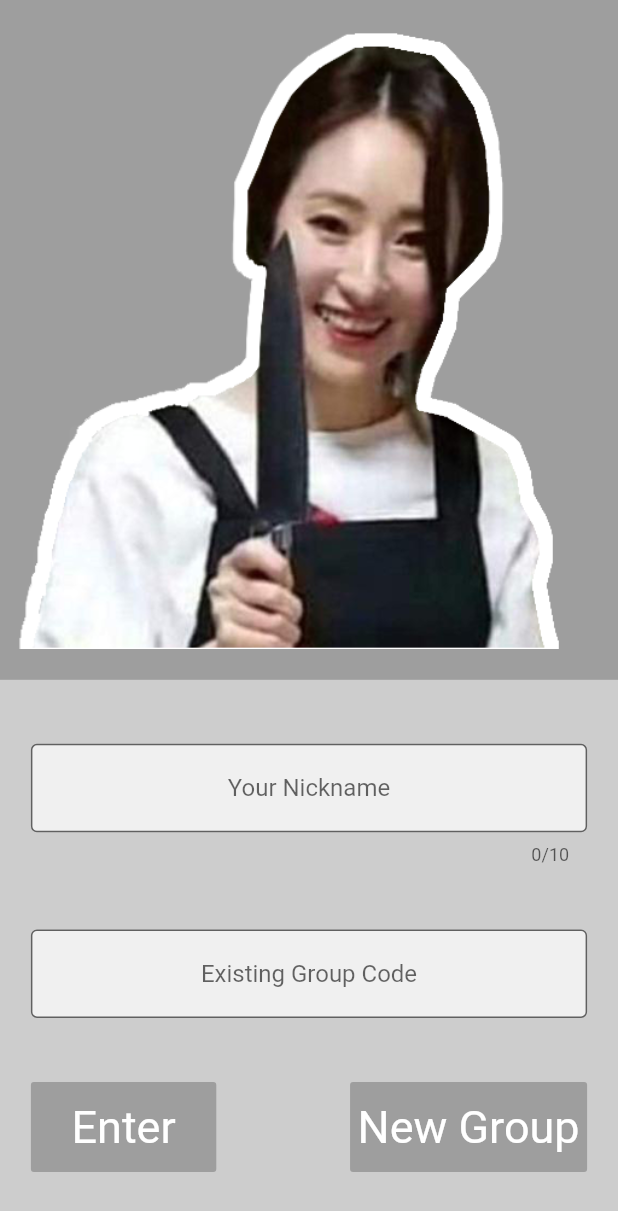
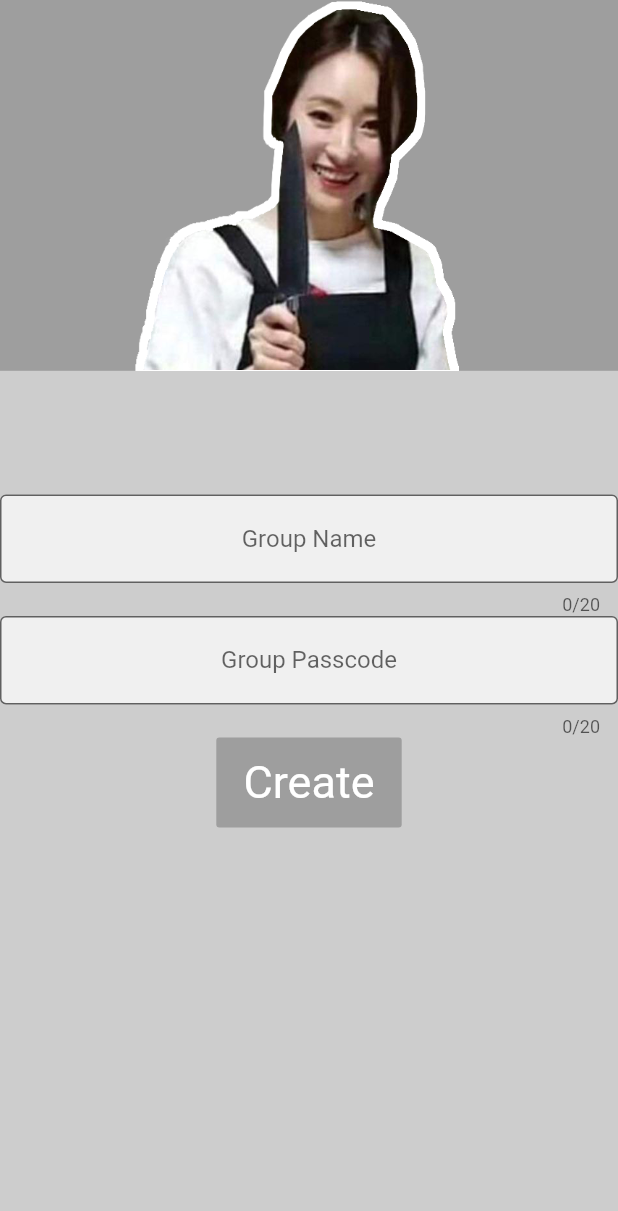
Before and after one commit to RonitPr/WhatAboutTheTrash, a Flutter app: the NoGroupScreen screen opened by its route, after a tap on "New Group", on a phone screen of 412 x 824 dp. Shown: the top 1211 px of the screen. Run offline on Flutter 3.47's test engine with Material 2 defaults, Android fonts, the phone set to English and light mode, and no system bars.

Commit message:
feat(client): creategroup screen fixed the nogroup screen to be scrollable removed calender library

```diff
--- /dev/null
+++ b/lib/Screens/CreateGroupScreen.dart
@@ -0,0 +1,96 @@
+import 'package:flutter/material.dart';
+import 'package:mehz/Styles/styles.dart';
+
+class CreateGroupScreen extends StatefulWidget {
+  const CreateGroupScreen({Key? key}) : super(key: key);
+
+  @override
+  _CreateGroupScreenState createState() => _CreateGroupScreenState();
+}
+
+class _CreateGroupScreenState extends State<CreateGroupScreen> {
+  static final _formKey = GlobalKey<FormState>();
+  final nameController = TextEditingController();
+  final passcodeController = TextEditingController();
+
+  @override
+  void dispose() {
+    nameController.dispose();
+    passcodeController.dispose();
+    super.dispose();
+  }
+
+  @override
+  Widget build(BuildContext context) {
+    return Scaffold(
+      body: Center(
+        child: SingleChildScrollView(
+          reverse: true,
+          child: Column(
+            children: [
+              Container(
+                height: MediaQuery.of(context).size.height * 0.3,
+                width: MediaQuery.of(context).size.width,
+                color: Colors.grey[500],
+                child: Image.asset('lib/Assets/suaknife.png'),
+              ),
+              Container(
+                height: MediaQuery.of(context).size.height * 0.1,
+                width: MediaQuery.of(context).size.width,
+              ),
+              Container(
+                height: MediaQuery.of(context).size.height * 0.6,
+                width: MediaQuery.of(context).size.width,
+                child: Form(
+                  key: _formKey,
+                  child: Column(
+                    mainAxisAlignment: MainAxisAlignment.start,
+                    children: [
+                      TextFormField(
+                        controller: nameController,
+                        maxLength: 20,
+                        maxLines: 1,
+                        textAlign: TextAlign.center,
+                        decoration: InputDecoration(
+                          border: OutlineInputBorder(),
+                          fillColor: Colors.white70,
+                          filled: true,
+                          hintText: 'Group Name',
+                          errorStyle: TextStyle(fontSize: 15),
+                        ),
+                      ),
+                      TextFormField(
+                        controller: nameController,
+                        maxLength: 20,
+                        maxLines: 1,
+                        textAlign: TextAlign.center,
+                        decoration: InputDecoration(
+                          border: OutlineInputBorder(),
+                          fillColor: Colors.white70,
+                          filled: true,
+                          hintText: 'Group Passcode',
+                          errorStyle: TextStyle(fontSize: 15),
+                        ),
+                      ),
+                      TextButton(
+                        onPressed: () {},
+                        child: Text("Create"),
+                        style: getFlatButtonStyle(
+                          bgColor: Colors.grey,
+                          textColor: Colors.white,
+                          width: MediaQuery.of(context).size.width * 0.3,
+                          height: 60,
+                          textSize: 30,
+                        ),
+                      ),
+                    ],
+                  ),
+                ),
+              ),
+            ],
+          ),
+        ),
+      ),
+    );
+  }
+}
--- a/lib/Screens/NoGroupScreen.dart
+++ b/lib/Screens/NoGroupScreen.dart
@@ -112,7 +112,9 @@ class _NoGroupScreenState extends State<NoGroupScreen> {
                         ),
                         Spacer(),
                         TextButton(
-                          onPressed: () {},
+                          onPressed: () {
+                            Navigator.pushNamed(context, '/createGroupScreen');
+                          },
                           child: Text("New Group"),
                           style: getFlatButtonStyle(
                             bgColor: Colors.grey,
--- a/lib/main.dart
+++ b/lib/main.dart
@@ -1,4 +1,5 @@
 import 'package:flutter/material.dart';
+import 'Screens/CreateGroupScreen.dart';
 import 'Screens/NoGroupScreen.dart';
 import 'package:mehz/Screens/MainScreen.dart';
 import 'package:mehz/Screens/ReportScreen.dart';
@@ -17,7 +18,7 @@ class MehzApp extends StatelessWidget {
         '/noGroupScreen': (context) => const NoGroupScreen(),
         // '/settingsScreen': (context) => const SettingsScreen(),
         '/reportScreen': (context) => const ReportScreen(),
-        // '/createGroupScreen' : (context) => const CreateGroupScreen(),
+        '/createGroupScreen': (context) => const CreateGroupScreen(),
       },
       theme: ThemeData(
           primaryColor: Color.fromARGB(255, 177, 177, 177),
--- a/pubspec.yaml
+++ b/pubspec.yaml
@@ -25,7 +25,6 @@ dependencies:
     sdk: flutter
   flutter_localizations:
     sdk: flutter
-  table_calendar: ^3.0.2
 
   # The following adds the Cupertino Icons font to your application.
   # Use with the CupertinoIcons class for iOS style icons.
```
Also changed, not shown: lib/Screens/MainScreen.dart (+25 -10 lines), pubspec.lock.
